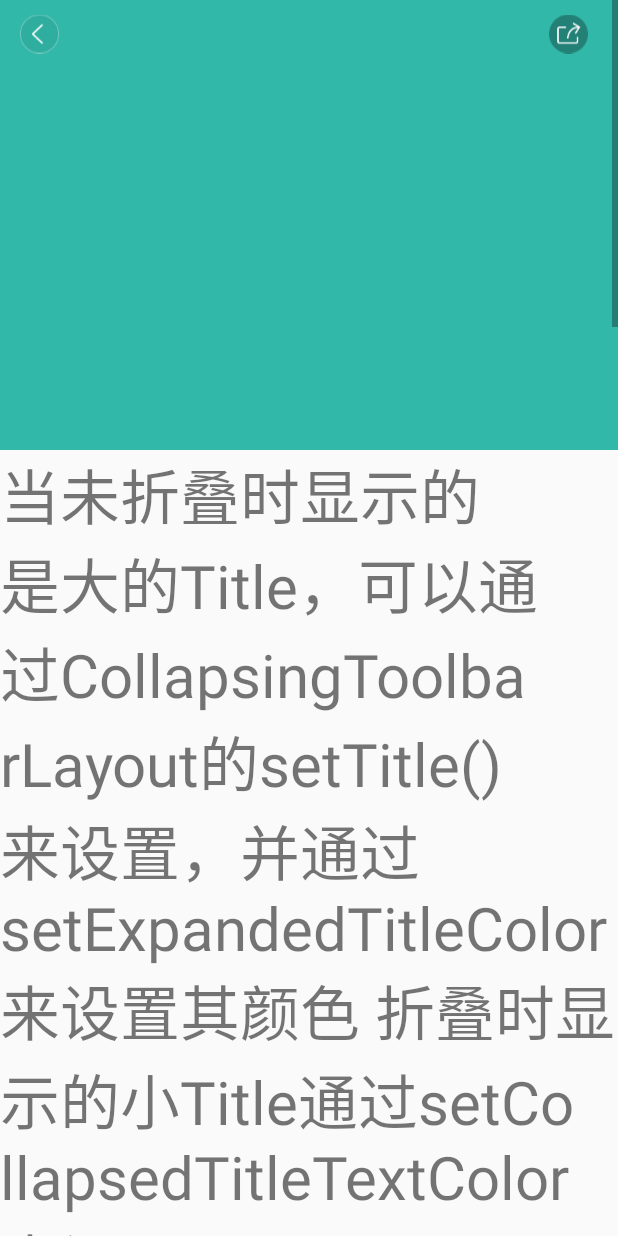
After one commit to zhangqufa/hulijie, an Android app: the DetailInfoActivity screen opened directly, with no data from a screen before it, on a phone screen of 412 x 824 dp. The commit adds this screen. Run offline under Robolectric (Android 15) with nearby library versions, the phone set to English and light mode, and no system bars; libraries missing offline, so code that uses them is left out: com.yanzhenjie.nohttp; 1 statement that could not run was skipped.

Commit message:
服务详情页  titlebar

```diff
--- a/app/src/main/java/com/ssj/hulijie/pro/base/view/BaseActivity.java
+++ b/app/src/main/java/com/ssj/hulijie/pro/base/view/BaseActivity.java
@@ -4,7 +4,9 @@ package com.ssj.hulijie.pro.base.view;
 import android.content.DialogInterface;
 import android.content.Intent;
 import android.os.Bundle;
+import android.support.annotation.IdRes;
 import android.support.v7.app.AlertDialog;
+import android.view.View;
 
 import com.ssj.hulijie.R;
 import com.ssj.hulijie.mvp.presenter.impl.MvpBasePresenter;
@@ -21,7 +23,7 @@ import com.yanzhenjie.nohttp.rest.RequestQueue;
  * BaseActivity---是我们项目的activity
  * Created by Dream on 16/5/26.
  */
-public abstract class BaseActivity<P extends MvpBasePresenter> extends MvpActivity<P> {
+public abstract class BaseActivity<P extends MvpBasePresenter> extends MvpActivity<P>{
 
     //-------------- NoHttp -----------//
 
@@ -95,4 +97,8 @@ public abstract class BaseActivity<P extends MvpBasePresenter> extends MvpActivi
     }
 
 
+    public <VT> VT getViewId(@IdRes int id) {
+        return (VT) findViewById(id);
+    }
+
 }
--- /dev/null
+++ b/app/src/main/java/com/ssj/hulijie/pro/firstpage/view/DetailInfoActivity.java
@@ -0,0 +1,110 @@
+package com.ssj.hulijie.pro.firstpage.view;
+
+import android.graphics.Color;
+import android.os.Bundle;
+import android.support.v4.widget.NestedScrollView;
+import android.support.v7.widget.Toolbar;
+import android.view.View;
+import android.widget.ImageView;
+import android.widget.RelativeLayout;
+import android.widget.ScrollView;
+import android.widget.TextView;
+
+import com.ssj.hulijie.R;
+import com.ssj.hulijie.mvp.presenter.impl.MvpBasePresenter;
+import com.ssj.hulijie.pro.base.view.BaseActivity;
+import com.ssj.hulijie.pro.firstpage.bean.ItemFirstPageMainList;
+import com.ssj.hulijie.pro.firstpage.view.widget.MyScrollView;
+import com.ssj.hulijie.pro.firstpage.view.widget.ScrollViewListener;
+import com.ssj.hulijie.utils.AppLog;
+import com.ssj.hulijie.utils.TitlebarUtil;
+
+
+/**
+ * Created by Administrator on 2017/6/13.
+ */
+
+public class DetailInfoActivity extends BaseActivity implements View.OnClickListener {
+    private ItemFirstPageMainList item;
+    private Toolbar toolbar;
+    private MyScrollView sv;
+    private int height;
+    private TextView nav_center_title;
+    private RelativeLayout toolbar_base;
+    private boolean isFirst = true;
+    private ImageView iv_navigation_back;
+    private ImageView iv_navigation_right;
+
+    @Override
+    public MvpBasePresenter bindPresenter() {
+        return null;
+    }
+
+    @Override
+    protected void onCreate(Bundle savedInstanceState) {
+        super.onCreate(savedInstanceState);
+        setContentView(R.layout.act_service_detail);
+        item = getIntent().getParcelableExtra("item");
+        initView();
+    }
+
+    private void initView() {
+        toolbar_base = (RelativeLayout) findViewById(R.id.title_bar_base);
+
+        nav_center_title = (TextView) findViewById(R.id.tv_navigation_center);
+        iv_navigation_back = (ImageView) findViewById(R.id.iv_navigation_back);
+        iv_navigation_right = (ImageView) findViewById(R.id.iv_navigation_right);
+        iv_navigation_back.setOnClickListener(this);
+        iv_navigation_right.setOnClickListener(this);
+        sv = (MyScrollView) getViewId(R.id.sv);
+        sv.setScrollViewListener(listener);
+
+    }
+
+    @Override
+    public void onWindowFocusChanged(boolean hasFocus) {
+        super.onWindowFocusChanged(hasFocus);
+        if (isFirst) {
+            isFirst = false;
+            height = toolbar_base.getHeight();
+        }
+    }
+
+    private ScrollViewListener listener = new ScrollViewListener() {
+        @Override
+        public void onScrollChanged(MyScrollView scrollView, int x, int y, int oldx, int oldy) {
+            AppLog.Log("y: " + y);
+
+            AppLog.Log("alpha: " + y);
+            if (y < height * 2 && y <= 255) {
+                toolbar_base.setBackgroundColor(Color.argb(y, 255, 255, 255));
+                nav_center_title.setTextColor(Color.argb(y, 0, 0, 0));
+                if (y > 200) {
+                    iv_navigation_back.setImageResource(R.mipmap.back__btn_re);
+                    iv_navigation_right.setImageResource(R.mipmap.share_red);
+                } else {
+                    iv_navigation_back.setImageResource(R.mipmap.back_btn_huan);
+                    iv_navigation_right.setImageResource(R.mipmap.share_btn_huan);
+                }
+            } else {
+                toolbar_base.setBackgroundColor(Color.argb(255, 255, 255, 255));
+                nav_center_title.setTextColor(Color.argb(255, 0, 0, 0));
+            }
+
+
+        }
+    };
+
+
+    @Override
+    public void onClick(View view) {
+        switch (view.getId()) {
+            case R.id.iv_navigation_back:
+                finish();
+                break;
+            case R.id.iv_navigation_right:
+
+                break;
+        }
+    }
+}
--- /dev/null
+++ b/app/src/main/java/com/ssj/hulijie/pro/firstpage/view/widget/MyScrollView.java
@@ -0,0 +1,41 @@
+package com.ssj.hulijie.pro.firstpage.view.widget;
+
+import android.content.Context;
+import android.util.AttributeSet;
+import android.widget.ScrollView;
+
+/**
+ * Created by vic_zhang .
+ * on 2017/6/14
+ */
+
+public class MyScrollView extends ScrollView {
+
+
+    private ScrollViewListener scrollViewListener = null;
+
+    public MyScrollView(Context context) {
+        super(context);
+    }
+
+    public MyScrollView(Context context, AttributeSet attrs,
+                                int defStyle) {
+        super(context, attrs, defStyle);
+    }
+
+    public MyScrollView(Context context, AttributeSet attrs) {
+        super(context, attrs);
+    }
+
+    public void setScrollViewListener(ScrollViewListener scrollViewListener) {
+        this.scrollViewListener = scrollViewListener;
+    }
+
+    @Override
+    protected void onScrollChanged(int x, int y, int oldx, int oldy) {
+        super.onScrollChanged(x, y, oldx, oldy);
+        if (scrollViewListener != null) {
+            scrollViewListener.onScrollChanged(this, x, y, oldx, oldy);
+        }
+    }
+}
--- /dev/null
+++ b/app/src/main/java/com/ssj/hulijie/pro/firstpage/view/widget/ScrollViewListener.java
@@ -0,0 +1,10 @@
+package com.ssj.hulijie.pro.firstpage.view.widget;
+
+/**
+ * Created by vic_zhang .
+ * on 2017/6/14
+ */
+
+public interface ScrollViewListener {
+    void onScrollChanged(MyScrollView scrollView, int x, int y, int oldx, int oldy);
+}
--- /dev/null
+++ b/app/src/main/res/layout/act_service_detail.xml
@@ -0,0 +1,79 @@
+<?xml version="1.0" encoding="utf-8"?>
+<RelativeLayout xmlns:android="http://schemas.android.com/apk/res/android"
+    android:layout_width="match_parent"
+    android:layout_height="match_parent">
+
+    <com.ssj.hulijie.pro.firstpage.view.widget.MyScrollView
+        android:id="@+id/sv"
+        android:layout_width="match_parent"
+        android:layout_height="match_parent">
+
+        <LinearLayout
+            android:orientation="vertical"
+            android:layout_width="match_parent"
+            android:layout_height="match_parent">
+
+
+            <ImageView
+                android:background="@color/comm_green_32B8A9"
+                android:layout_width="match_parent"
+                android:layout_height="300dp" />
+            <TextView
+                android:text="@string/my_txt"
+                android:textSize="40sp"
+                android:layout_width="match_parent"
+                android:layout_height="match_parent" />
+
+        </LinearLayout>
+
+
+
+
+    </com.ssj.hulijie.pro.firstpage.view.widget.MyScrollView>
+
+
+    <RelativeLayout
+        android:id="@+id/title_bar_base"
+        android:layout_width="match_parent"
+        android:layout_height="@dimen/height_45"
+        android:background="#00000000">
+
+        <ImageView
+            android:id="@+id/iv_navigation_back"
+            android:layout_width="wrap_content"
+            android:layout_height="match_parent"
+            android:layout_alignParentBottom="true"
+            android:paddingLeft="13dp"
+            android:paddingRight="12dp"
+            android:src="@mipmap/back_btn_huan" />
+
+        <TextView
+            android:text="服务详情"
+            android:textColor="#00ffffff"
+            android:id="@+id/tv_navigation_center"
+            style="@style/item_style"
+            android:layout_width="match_parent"
+            android:layout_centerVertical="true"
+            android:layout_marginLeft="50dp"
+            android:layout_marginRight="50dp"
+            android:gravity="center"
+            android:lines="1"
+            android:textSize="18sp" />
+
+
+        <ImageView
+            android:id="@+id/iv_navigation_right"
+            android:layout_width="wrap_content"
+            android:layout_height="match_parent"
+            android:layout_alignParentRight="true"
+            android:paddingLeft="20dp"
+            android:paddingRight="20dp"
+            android:src="@mipmap/share_btn_huan" />
+
+
+    </RelativeLayout>
+
+
+
+
+</RelativeLayout>
--- a/app/src/main/res/values/strings.xml
+++ b/app/src/main/res/values/strings.xml
@@ -5,4 +5,30 @@
     <string name="page_3">消息</string>
     <string name="page_4">我的</string>
     <string name="page_5">page_5</string>
+
+
+    <string name="my_txt">当未折叠时显示的是大的Title，可以通过CollapsingToolbarLayout的setTitle()来设置，并通过setExpandedTitleColor来设置其颜色
+
+折叠时显示的小Title通过setCollapsedTitleTextColor来设置
+
+layout_collapseParallaxMultiplier:CollapsingToolbarLayout滑动时，子视图的视觉差（然而并没有觉得有什么区别……OTZ）
+
+CollapseMode：子视图的折叠模式，有两种“pin”：固定模式，在折叠的时候最后固定在顶端；“parallax”：视差模式，在折叠的时候会有个视差折叠的效果。我们可以在布局中使用属性app:layout_collapseMode=”parallax”来改变。(然而也没有觉得有什么区别……OTZ）
+
+
+
+注意：
+
+Toolbar 的高度layout_height必须明确指定，不能 “wrap_content”，否则Toolbar不会滑动，也没有折叠效果。
+为了能让FloatingActionButton也能折叠且消失出现，我们必须给FAB设置锚点属性
+　　　　app:layout_anchor="@id/appbar"
+
+　　　　且设置当前锚点的位置
+
+　　　　app:layout_anchorGravity=”bottom|end|right”
+
+　　　　两个属性共同作用才是的FAB 浮动按钮也能折叠消失，出现。
+
+给需要有折叠效果的组件设置 layout_collapseMode属性。
+    </string>
 </resources>
--- a/ptr-lib/build.gradle
+++ b/ptr-lib/build.gradle
@@ -1,8 +1,8 @@
 apply plugin: 'com.android.library'
 
 android {
-    compileSdkVersion 23
-    buildToolsVersion '25.0.0'
+    compileSdkVersion 25
+    buildToolsVersion '25.0.3'
 
     defaultConfig {
         minSdkVersion 16
```
Also changed, not shown: app/build.gradle (+6 -4 lines), app/src/main/AndroidManifest.xml (+8 -4 lines), app/src/main/java/com/ssj/hulijie/pro/base/view/HtmlActivity.java (+0 -8 lines), app/src/main/java/com/ssj/hulijie/pro/firstpage/bean/ItemFirstPageMainList.java (+40 -1 lines), app/src/main/java/com/ssj/hulijie/pro/firstpage/view/FirstPageFrament.java (+13 -1 lines), app/src/main/java/com/ssj/hulijie/pro/firstpage/view/widget/DividerGridItemDecoration.java (added, +179 -0 lines), app/src/main/java/com/ssj/hulijie/utils/TitlebarUtil.java (+3 -66 lines), app/src/main/res/layout/service_detail_info.xml (added, +67 -0 lines), app/src/main/res/mipmap-xhdpi/back__btn_re.png (added), app/src/main/res/mipmap-xhdpi/back_btn_huan.png (added), app/src/main/res/mipmap-xhdpi/share_btn_huan.png (added), app/src/main/res/mipmap-xhdpi/share_red.png (added), app/src/main/res/mipmap-xhdpi/share_red_select.png (added), 100 other files.
